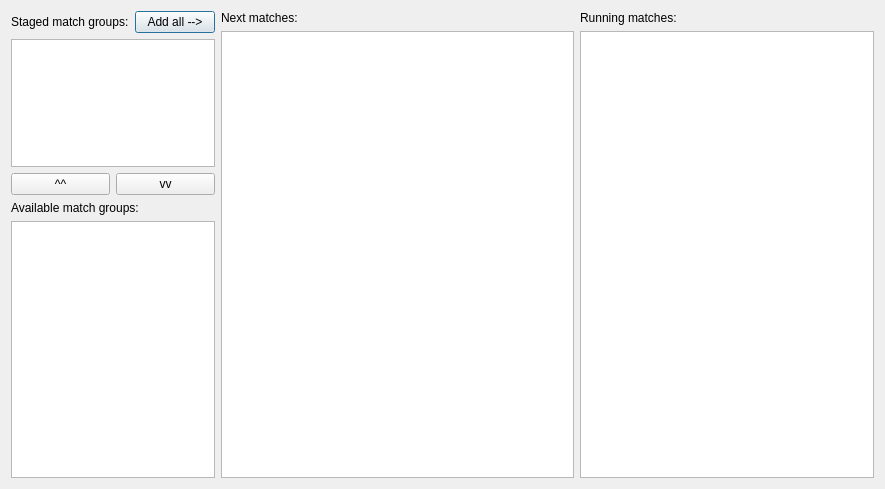
Before: the Qt Designer form ui/ScheduleTabWidget.ui in probonopd/QTournament, drawn with Qt 5.
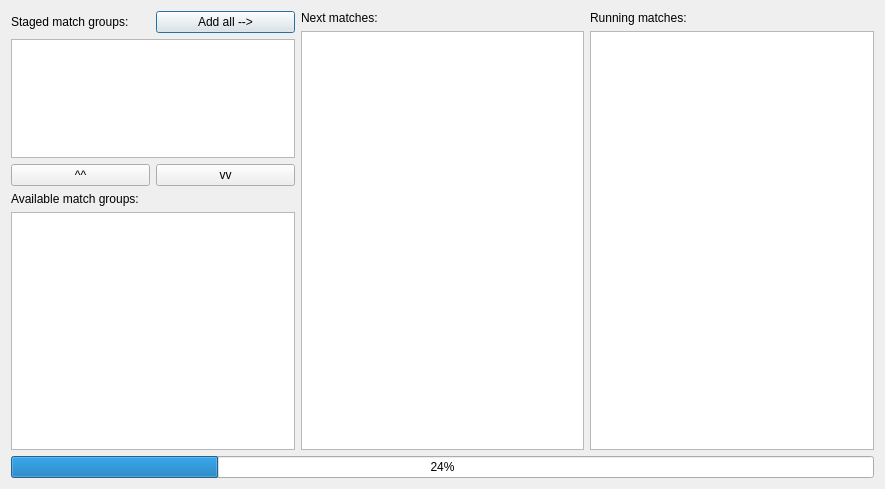
After: the same form once the commit is applied. Custom widgets are drawn as their Qt base class.

Commit message: Added a progress bar to the ScheduleTabWidget including a somewhat obscure estimation of the remaining tournament time.

```diff
--- a/ui/ScheduleTabWidget.ui
+++ b/ui/ScheduleTabWidget.ui
@@ -15,7 +15,9 @@
   </property>
   <layout class="QHBoxLayout" name="horizontalLayout_2">
    <item>
-    <layout class="QHBoxLayout" name="horizontalLayout" stretch="3,6,5">
+    <layout class="QVBoxLayout" name="verticalLayout" stretch="5,0">
+     <item>
+      <layout class="QHBoxLayout" name="horizontalLayout_5">
      <item>
       <layout class="QVBoxLayout" name="verticalLayout_3">
        <item>
@@ -157,6 +159,15 @@
         </widget>
        </item>
       </layout>
+       </item>
+      </layout>
+     </item>
+     <item>
+      <widget class="QProgressBar" name="pbRemainingMatches">
+       <property name="value">
+        <number>24</number>
+       </property>
+      </widget>
      </item>
     </layout>
    </item>
```
Lines whose indentation alone changed are shown as unchanged. The commit also changes 9 other files.
